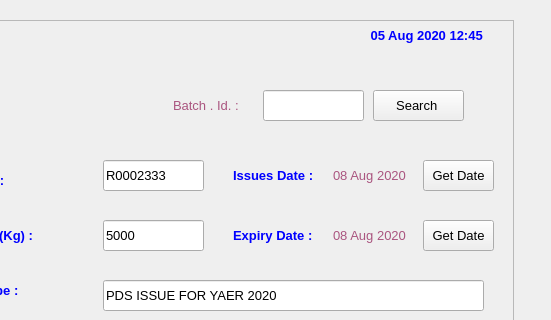
Above: FCI/ui/fci_05_Issues.ui from sanjaymanegit/testRepo before the change; both pictures show x 817 to 1368 and y 0 to 320 of the 1368 by 768 pixel window. Below: the same form after it.
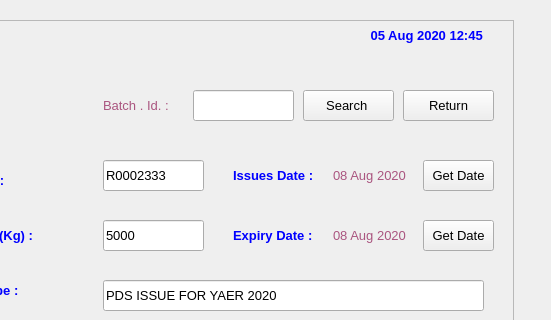
That is the form after the change.

```diff
--- a/FCI/ui/fci_05_Issues.ui
+++ b/FCI/ui/fci_05_Issues.ui
@@ -445,7 +445,7 @@
     <widget class="QLineEdit" name="lineEdit_7">
      <property name="geometry">
       <rect>
-       <x>1060</x>
+       <x>990</x>
        <y>70</y>
        <width>101</width>
        <height>31</height>
@@ -463,7 +463,7 @@
     <widget class="QPushButton" name="pushButton_6">
      <property name="geometry">
       <rect>
-       <x>1170</x>
+       <x>1100</x>
        <y>70</y>
        <width>91</width>
        <height>31</height>
@@ -481,7 +481,7 @@
     <widget class="QLabel" name="label_3">
      <property name="geometry">
       <rect>
-       <x>970</x>
+       <x>900</x>
        <y>70</y>
        <width>81</width>
        <height>31</height>
@@ -1205,6 +1205,24 @@
       </property>
      </item>
     </widget>
+    <widget class="QPushButton" name="pushButton_13">
+     <property name="geometry">
+      <rect>
+       <x>1200</x>
+       <y>70</y>
+       <width>91</width>
+       <height>31</height>
+      </rect>
+     </property>
+     <property name="font">
+      <font>
+       <pointsize>10</pointsize>
+      </font>
+     </property>
+     <property name="text">
+      <string>Return</string>
+     </property>
+    </widget>
    </widget>
   </widget>
   <widget class="QMenuBar" name="menubar">
```
